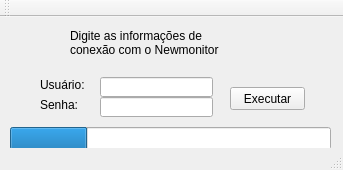
Before: the Qt Designer form mainAprova.ui in fabioffalcao/tickets_aprovacao, drawn with Qt 5.
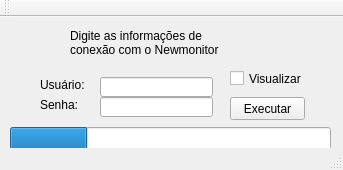
After: the same form once the commit is applied.

Commit message: Adicionado botão para headless

Patch:
```diff
--- a/mainAprova.ui
+++ b/mainAprova.ui
@@ -64,7 +64,7 @@
     <property name="geometry">
      <rect>
       <x>230</x>
-      <y>70</y>
+      <y>80</y>
       <width>75</width>
       <height>23</height>
      </rect>
@@ -106,6 +106,19 @@
      <bool>false</bool>
     </property>
    </widget>
+   <widget class="QCheckBox" name="chkVisualizar">
+    <property name="geometry">
+     <rect>
+      <x>230</x>
+      <y>50</y>
+      <width>91</width>
+      <height>23</height>
+     </rect>
+    </property>
+    <property name="text">
+     <string>Visualizar</string>
+    </property>
+   </widget>
   </widget>
   <widget class="QToolBar" name="mainToolBar">
    <attribute name="toolBarArea">
```
The commit also changes 2 other files.
